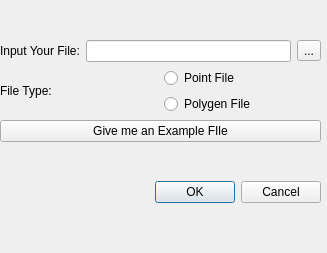
Kritim-123/QGIS-Extension, file multiple_shape_file/Multiple_Shape_File_dialog_base.ui: the form before one commit.
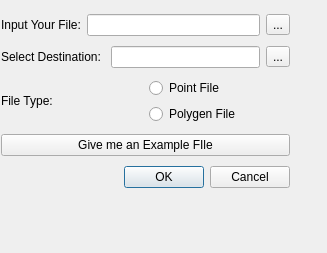
The form after the commit.

Commit message: New layout where user is also asked for destination address.

```diff
--- a/multiple_shape_file/Multiple_Shape_File_dialog_base.ui
+++ b/multiple_shape_file/Multiple_Shape_File_dialog_base.ui
@@ -13,19 +13,17 @@
   <property name="windowTitle">
    <string>CMSFFL</string>
   </property>
-  <widget class="QWidget" name="layoutWidget">
+  <widget class="QWidget" name="">
    <property name="geometry">
     <rect>
-     <x>0</x>
-     <y>7</y>
-     <width>321</width>
-     <height>231</height>
+     <x>1</x>
+     <y>10</y>
+     <width>289</width>
+     <height>186</height>
     </rect>
    </property>
    <layout class="QGridLayout" name="gridLayout">
     <item row="0" column="0">
-     <layout class="QVBoxLayout" name="verticalLayout_2">
-      <item>
        <layout class="QHBoxLayout" name="horizontalLayout">
         <item>
          <widget class="QLabel" name="input_label">
@@ -46,7 +44,28 @@
         </item>
        </layout>
       </item>
+    <item row="1" column="0">
+     <layout class="QHBoxLayout" name="horizontalLayout_3">
       <item>
+       <widget class="QLabel" name="output_label">
+        <property name="text">
+         <string>Select Destination: </string>
+        </property>
+       </widget>
+      </item>
+      <item>
+       <widget class="QLineEdit" name="output_lineEdit"/>
+      </item>
+      <item>
+       <widget class="QToolButton" name="output_toolButton">
+        <property name="text">
+         <string>...</string>
+        </property>
+       </widget>
+      </item>
+     </layout>
+    </item>
+    <item row="2" column="0">
        <layout class="QHBoxLayout" name="horizontalLayout_2">
         <item>
          <widget class="QLabel" name="type_label">
@@ -75,16 +94,14 @@
         </item>
        </layout>
       </item>
-      <item>
+    <item row="3" column="0">
        <widget class="QPushButton" name="pushButton">
         <property name="text">
          <string>Give me an Example FIle</string>
         </property>
        </widget>
       </item>
-     </layout>
-    </item>
-    <item row="1" column="0">
+    <item row="4" column="0">
      <widget class="QDialogButtonBox" name="button_box">
       <property name="font">
        <font>
```
Lines whose indentation alone changed are shown as unchanged. The commit also changes 11 other files.
